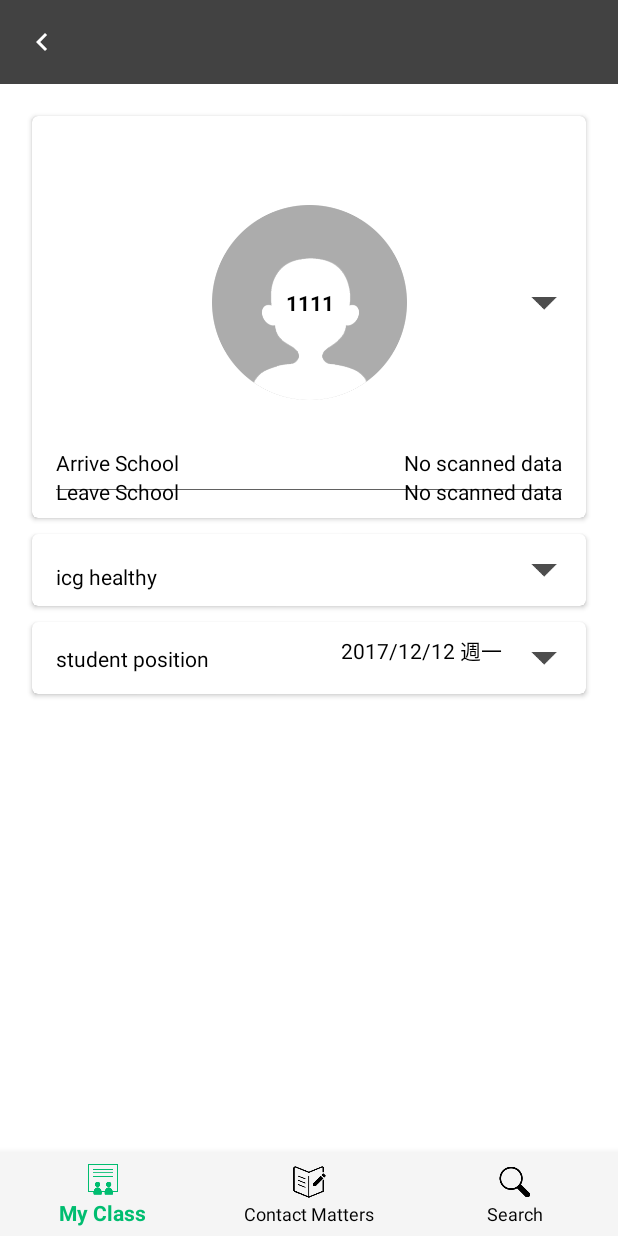
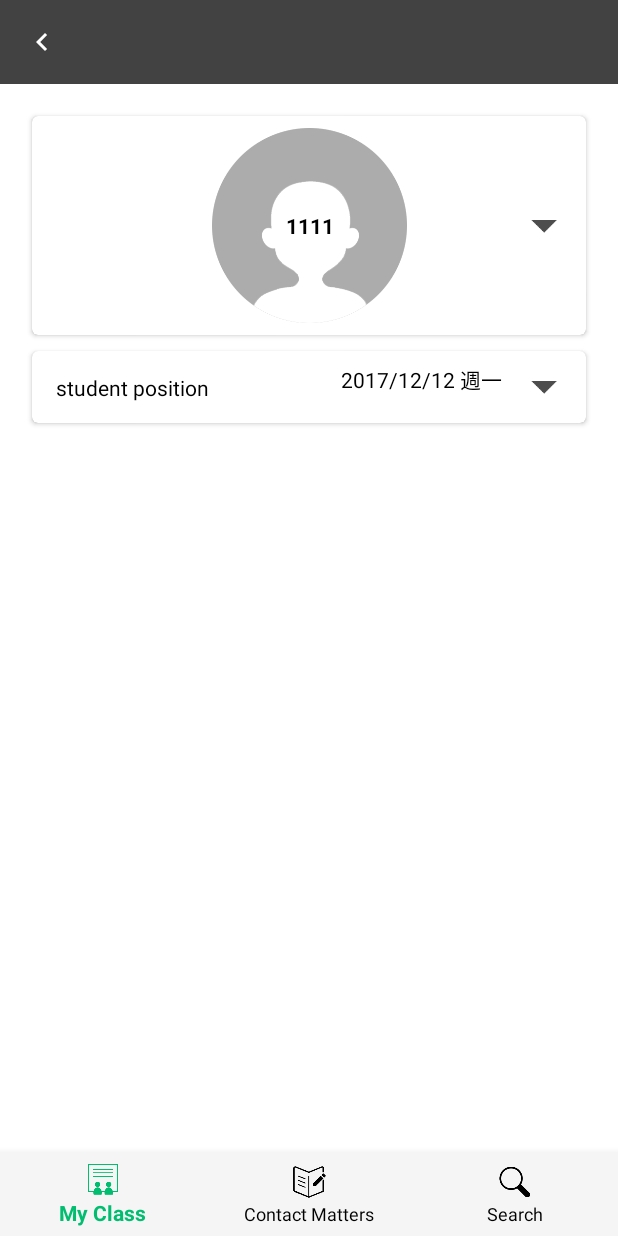
Before and after one commit to tel3342311/iCampusTeacher, an Android app: the fragment StudentDetailFragment placed in its activity, on a phone screen of 412 x 824 dp. Run offline under Robolectric (Android 15) with nearby library versions, the phone set to English and light mode, and no system bars; libraries missing offline, so code that uses them is left out: com.crashlytics.android, io.fabric.sdk.

Commit message:
[BugFix] 1. Update Student page for dropped function 2. Update App name

```diff
--- a/app/src/main/res/layout/component_absent_item.xml
+++ b/app/src/main/res/layout/component_absent_item.xml
@@ -66,7 +66,8 @@
             android:textColor="@color/md_black_1000"
             card_view:layout_constraintBottom_toTopOf="@+id/sep_line"
             card_view:layout_constraintStart_toStartOf="parent"
-            card_view:layout_constraintTop_toBottomOf="@+id/imageView" />
+            card_view:layout_constraintTop_toBottomOf="@+id/imageView"
+            android:visibility="gone"/>
 
         <View
             android:id="@+id/sep_line"
@@ -78,7 +79,8 @@
             card_view:layout_constraintBottom_toTopOf="@+id/leave_title"
             card_view:layout_constraintEnd_toEndOf="parent"
             card_view:layout_constraintStart_toStartOf="parent"
-            card_view:layout_constraintTop_toBottomOf="@+id/enter_title" />
+            card_view:layout_constraintTop_toBottomOf="@+id/enter_title"
+            android:visibility="gone"/>
 
         <TextView
             android:id="@+id/leave_title"
@@ -90,7 +92,8 @@
             android:textColor="@color/md_black_1000"
             card_view:layout_constraintBottom_toTopOf="@id/absent_report"
             card_view:layout_constraintStart_toStartOf="parent"
-            card_view:layout_constraintTop_toBottomOf="@+id/enter_title" />
+            card_view:layout_constraintTop_toBottomOf="@+id/enter_title"
+            android:visibility="gone"/>
 
         <TextView
             android:id="@+id/enter_value"
@@ -103,7 +106,8 @@
             android:textColor="@color/md_black_1000"
             card_view:layout_constraintBottom_toTopOf="@+id/sep_line"
             card_view:layout_constraintEnd_toEndOf="parent"
-            card_view:layout_constraintTop_toBottomOf="@+id/imageView" />
+            card_view:layout_constraintTop_toBottomOf="@+id/imageView"
+            android:visibility="gone"/>
 
 
         <TextView
@@ -116,7 +120,8 @@
             android:textColor="@color/md_black_1000"
             card_view:layout_constraintBottom_toTopOf="@id/absent_report"
             card_view:layout_constraintEnd_toEndOf="parent"
-            card_view:layout_constraintTop_toBottomOf="@+id/enter_title" />
+            card_view:layout_constraintTop_toBottomOf="@+id/enter_title"
+            android:visibility="gone"/>
 
         <android.support.constraint.ConstraintLayout
             android:id="@+id/absent_report"
@@ -125,7 +130,8 @@
             android:background="@color/md_grey_200"
             card_view:layout_constraintBottom_toBottomOf="parent"
             card_view:layout_constraintEnd_toEndOf="parent"
-            card_view:layout_constraintStart_toStartOf="parent">
+            card_view:layout_constraintStart_toStartOf="parent"
+            android:visibility="gone">
 
             <ImageView
                 android:id="@+id/btn_cancel"
@@ -166,7 +172,5 @@
                 card_view:layout_constraintTop_toTopOf="parent" />
 
         </android.support.constraint.ConstraintLayout>
-
-
     </android.support.constraint.ConstraintLayout>
 </android.support.v7.widget.CardView>
--- a/app/src/main/res/layout/fragment_student_detail.xml
+++ b/app/src/main/res/layout/fragment_student_detail.xml
@@ -31,7 +31,8 @@
             android:layout_width="match_parent"
             android:layout_height="wrap_content"
             card_view:cardCornerRadius="4dp"
-            android:layout_margin="5dp">
+            android:layout_margin="5dp"
+            android:visibility="gone">
             <include
                 android:id="@+id/healthy_item"
                 android:layout_width="match_parent"
--- a/app/src/main/res/values/strings.xml
+++ b/app/src/main/res/values/strings.xml
@@ -1,5 +1,5 @@
 <resources>
-    <string name="app_name">iCampus Teacher</string>
+    <string name="app_name">iCG Teacher</string>
     <string name="welcome_title">Hello, welcome to \niCampus Guardian\n </string>
     <string name="welcome_user_term">End User License Agreement (EULA)</string>
     <string name="welcome_read_eula">Please read the EULA and click on accept to proceed to the app</string>
@@ -40,7 +40,7 @@
     <string name="teacher_info">Teacher Information</string>
     <string name="app_info">App Information </string>
     <string name="logout">Log out</string>
-    <string name="class_name">%s國小%s年%s班</string>
+    <string name="class_name">%s %s年%s班</string>
     <!-- Student Info -->
     <string name="safty_enter_school">Arrive School</string>
     <string name="safty_leave_school">Leave School</string>
@@ -96,4 +96,7 @@
     <string name="alarm_syncing">Syncing</string>
     <string name="origin_password_wrong">原密碼錯誤</string>
     <string name="new_password_wrong">密碼與確認密碼不相同</string>
+    <string name="new_password_hint">密碼至少八碼英文或數字</string>
+    <!-- Location -->
+    <string name="unable_to_locate">無法定位</string>
 </resources>
```
Also changed, not shown: 2 other files.
